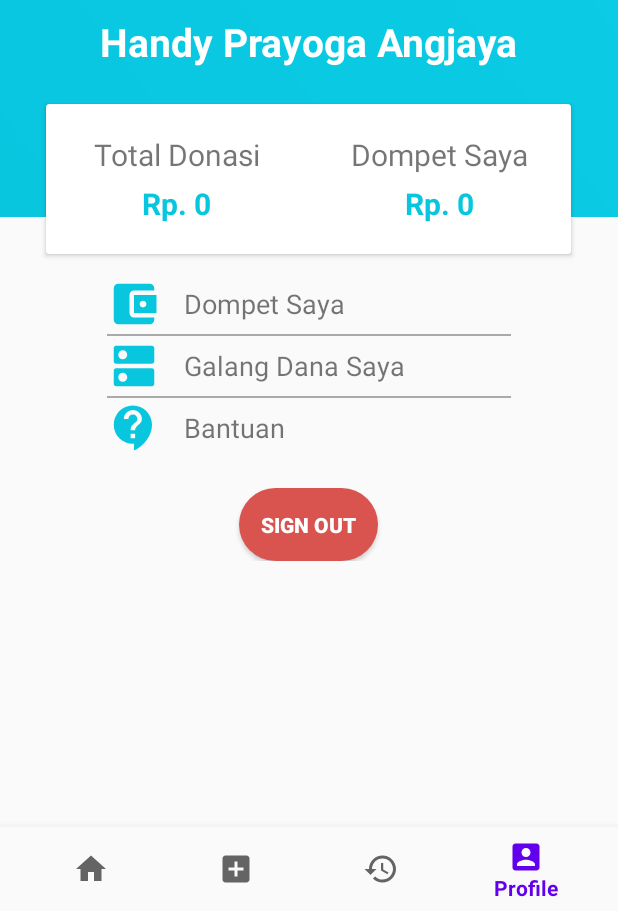
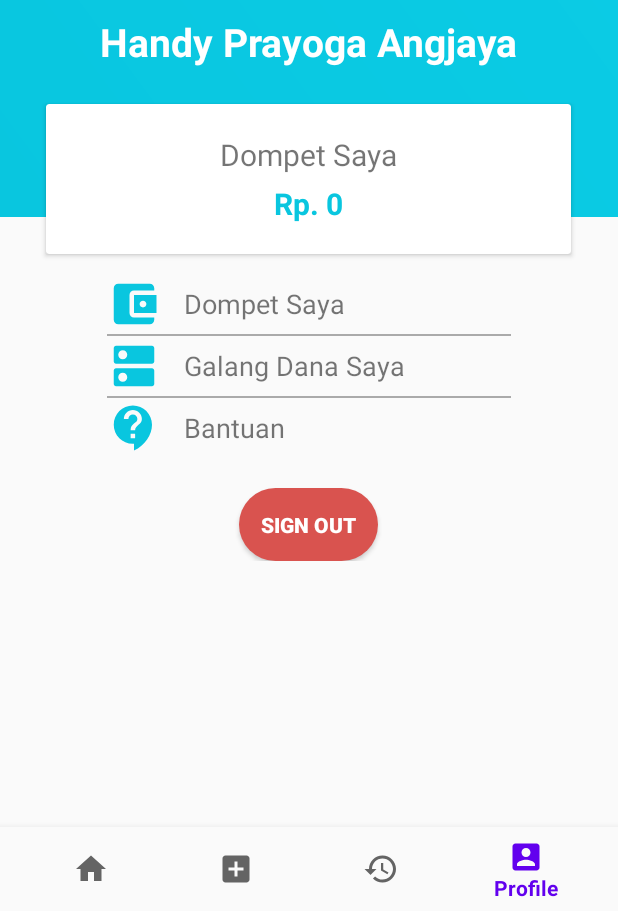
Before and after one commit to winlian99/ProyekAplikasiDonasi, an Android app: the ProfileFragment screen opened through its navigation route, on a phone screen of 412 x 824 dp, the part 325-1236 px from its top. Run offline under Robolectric (Android 15) with nearby library versions, the phone set to English and light mode, and no system bars; our stand-ins replace Firebase (no records; nobody signed in at launch, a user with empty details on screens opened directly), navigation-ui; 3 statements that could not run were skipped.

Commit message:
Pertama Kali Profile Pake Firebase

```diff
--- a/app/build.gradle
+++ b/app/build.gradle
@@ -1,6 +1,7 @@
 apply plugin: 'com.android.application'
 apply plugin: 'kotlin-android'
 apply plugin: 'kotlin-android-extensions'
+apply plugin: 'com.google.gms.google-services'
 
 android {
     compileSdkVersion 29
@@ -44,6 +45,7 @@ dependencies {
     implementation 'androidx.navigation:navigation-ui-ktx:2.3.1'
     implementation 'androidx.lifecycle:lifecycle-viewmodel-ktx:2.2.0'
     implementation 'androidx.cardview:cardview:1.0.0'
+    implementation 'com.google.firebase:firebase-firestore:22.0.0'
     testImplementation 'junit:junit:4.12'
     androidTestImplementation 'androidx.test.ext:junit:1.1.2'
     androidTestImplementation 'androidx.test.espresso:espresso-core:3.3.0'
--- a/app/src/main/java/com/example/proyekaplikasidonasi/ui/profile/ProfileFragment.kt
+++ b/app/src/main/java/com/example/proyekaplikasidonasi/ui/profile/ProfileFragment.kt
@@ -1,12 +1,14 @@
 package com.example.proyekaplikasidonasi.ui.profile
 
 import android.os.Bundle
+import android.util.Log
 import androidx.fragment.app.Fragment
 import android.view.LayoutInflater
 import android.view.View
 import android.view.ViewGroup
 import android.widget.Toast
 import com.example.proyekaplikasidonasi.R
+import com.google.firebase.firestore.FirebaseFirestore
 import kotlinx.android.synthetic.main.fragment_profile.*
 
 class ProfileFragment : Fragment() {
@@ -22,6 +24,17 @@ class ProfileFragment : Fragment() {
     override fun onViewCreated(view: View, savedInstanceState: Bundle?) {
         super.onViewCreated(view, savedInstanceState)
 
+        val db = FirebaseFirestore.getInstance()
+        val dbCol = R.string.dbColUsersCollection.toString()
+
+        db.collection("users").document("DKpawmCmV7yuOqB1L8zq")
+            .get()
+            .addOnSuccessListener {
+                var data = it?.data as MutableMap<String, String>
+                profile_name.setText(data.getValue("name").toString())
+                profile_dompet_saya.setText("Rp. " + data.getValue("balance").toString())
+            }
+
 //        profile_dompet_saya.setCompoundDrawablesWithIntrinsicBounds(R.drawable.ic_baseline_account_balance_wallet_24, 0,0,0)
 //        profile_galang_dana_saya.setCompoundDrawablesWithIntrinsicBounds(R.drawable.ic_baseline_add_box_24, 0, 0, 0)
 //        profile_bantuan.setCompoundDrawablesWithIntrinsicBounds(R.drawable.ic_baseline_contact_support_24, 0,0,0)
--- a/app/src/main/res/layout/fragment_profile.xml
+++ b/app/src/main/res/layout/fragment_profile.xml
@@ -37,7 +37,8 @@
                     android:text="Handy Prayoga Angjaya"
                     android:textColor="#ffffff"
                     android:textStyle="bold"
-                    android:textSize="26sp"/>
+                    android:textSize="26sp"
+                    android:id="@+id/profile_name"/>
 
             </LinearLayout>
 
@@ -57,39 +58,14 @@
                         android:gravity="center"
                         android:layout_width="0dp"
                         android:layout_height="match_parent"
-                        android:layout_weight="1"
-                        android:orientation="vertical">
-
-                        <TextView
-                            android:layout_width="wrap_content"
-                            android:layout_height="wrap_content"
-                            android:text="Total Donasi"
-                            android:textSize="20sp"/>
-
-                        <TextView
-                            android:layout_width="wrap_content"
-                            android:layout_height="wrap_content"
-                            android:textSize="20sp"
-                            android:textStyle="bold"
-                            android:text="Rp. 0"
-                            android:paddingTop="5dp"
-                            android:textColor="@color/startBlue"
-                            android:id="@+id/profile_total_donasi"/>
-
-                    </LinearLayout>
-
-                    <LinearLayout
-                        android:gravity="center"
-                        android:layout_width="0dp"
-                        android:layout_height="match_parent"
-                        android:layout_weight="1"
+                        android:layout_weight="2"
                         android:orientation="vertical">
 
                         <TextView
                             android:layout_width="wrap_content"
                             android:layout_height="wrap_content"
                             android:text="Dompet Saya"
-                            android:textSize="20sp"/>
+                            android:textSize="20sp" />
 
                         <TextView
                             android:layout_width="wrap_content"
--- a/app/src/main/res/values/strings.xml
+++ b/app/src/main/res/values/strings.xml
@@ -4,4 +4,5 @@
     <string name="title_galang">Galang Dana</string>
     <string name="title_riwayat">Riwayat Donasi</string>
     <string name="title_profile">Profile</string>
+    <string name="dbColUsersCollection">users</string>
 </resources>
--- a/build.gradle
+++ b/build.gradle
@@ -8,6 +8,7 @@ buildscript {
     dependencies {
         classpath "com.android.tools.build:gradle:4.0.1"
         classpath "org.jetbrains.kotlin:kotlin-gradle-plugin:$kotlin_version"
+        classpath 'com.google.gms:google-services:4.3.4'
 
         // NOTE: Do not place your application dependencies here; they belong
         // in the individual module build.gradle files
```
Also changed, not shown: 1 other file.
